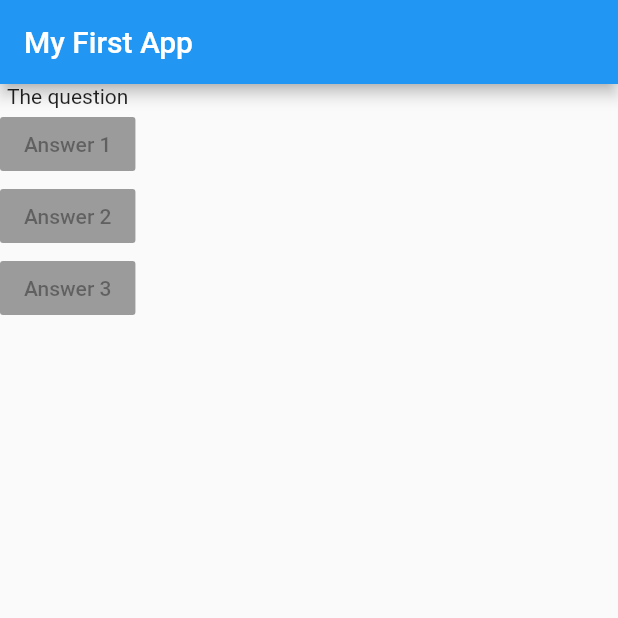
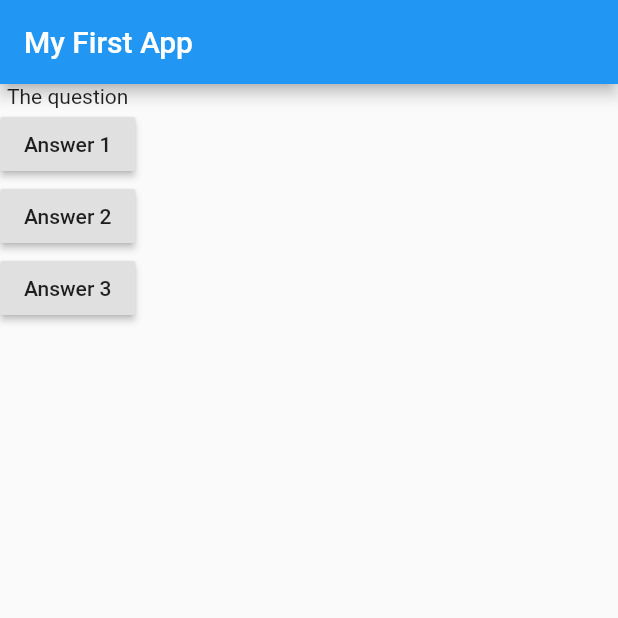
Before and after one commit to donheshanthaka/Flutter-Quiz-App, a Flutter app: the screen it shows after launch, on a phone screen of 412 x 824 dp, the top half of it. Run offline on Flutter 3.47's test engine with Material 2 defaults, Android fonts, the phone set to English and light mode, and no system bars.

Commit message:
Connected the buttons and the function

```diff
--- a/lib/main.dart
+++ b/lib/main.dart
@@ -5,8 +5,16 @@ void main() {
 }
 
 class MyApp extends StatelessWidget {
+  void answerQuestion() {
+    print('Answer chosen!');
+  }
+
   @override
   Widget build(BuildContext context) {
+    var questions = [
+      'What\'s your favorite color',
+      'What\'s your favorrite animal',
+    ];
     return MaterialApp(
       home: Scaffold(
         appBar: AppBar(
@@ -15,9 +23,18 @@ class MyApp extends StatelessWidget {
         body: Column(
           children: [
             Text('The question'),
-            RaisedButton(child: Text('Answer 1'), onPressed: null),
-            RaisedButton(child: Text('Answer 2'), onPressed: null),
-            RaisedButton(child: Text('Answer 3'), onPressed: null),
+            RaisedButton(
+              child: Text('Answer 1'),
+              onPressed: answerQuestion,
+            ),
+            RaisedButton(
+              child: Text('Answer 2'),
+              onPressed: answerQuestion,
+            ),
+            RaisedButton(
+              child: Text('Answer 3'),
+              onPressed: answerQuestion,
+            ),
           ],
         ),
       ),
```
